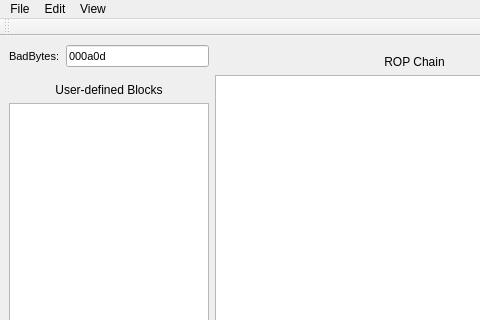
First picture: the form in scene.ui, repository orppra/ropa, before the edit; both pictures show x 0 to 480 and y 0 to 320 of the 929 by 672 pixel window.
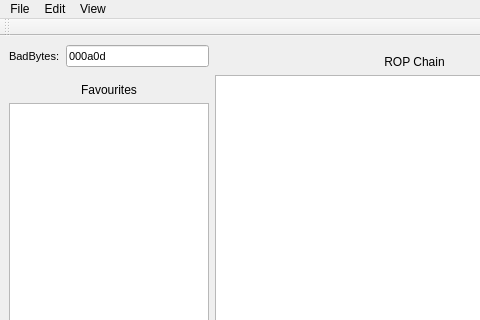
Second picture: the form after the edit.

Commit message: Rename user-defined blocks to favourites

```diff
--- a/scene.ui
+++ b/scene.ui
@@ -59,7 +59,7 @@
         <item>
          <widget class="QLabel" name="label">
           <property name="text">
-           <string>User-defined Blocks</string>
+           <string>Favourites</string>
           </property>
           <property name="alignment">
            <set>Qt::AlignCenter</set>
```
Left out of the diff: 14 changed lines with no effect on the pictures.
